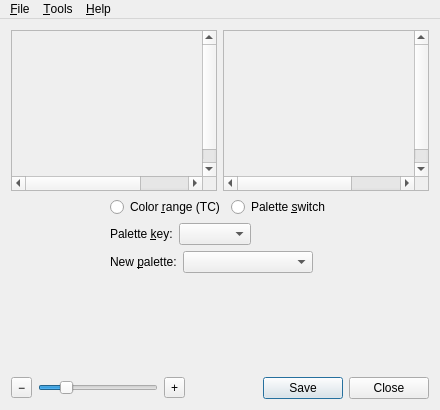
This is mainwindow.ui in irydacea/wespal as Qt 5 draws it before an edit. The edited form follows.
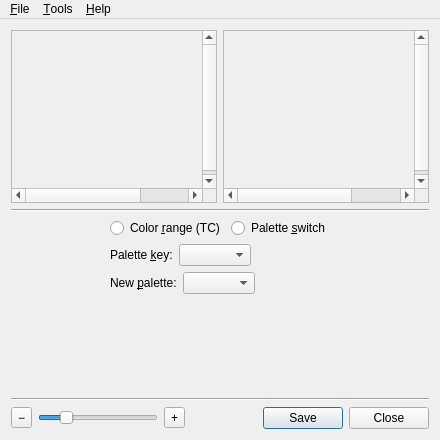
This is the edited form. The open tabs and pages were chosen to show the change. Icons and pictures are not drawn.

Commit message: mainwindow: Add horizontal bars to separate the main widget areas

What changed in the file:
```diff
--- a/mainwindow.ui
+++ b/mainwindow.ui
@@ -7,7 +7,7 @@
     <x>0</x>
     <y>0</y>
     <width>440</width>
-    <height>410</height>
+    <height>440</height>
    </rect>
   </property>
   <property name="sizePolicy">
@@ -19,7 +19,7 @@
   <property name="minimumSize">
    <size>
     <width>440</width>
-    <height>410</height>
+    <height>440</height>
    </size>
   </property>
   <property name="acceptDrops">
@@ -34,6 +34,81 @@
   </property>
   <widget class="QWidget" name="grid">
    <layout class="QGridLayout" name="gridLayout">
+    <item row="6" column="0">
+     <layout class="QHBoxLayout" name="hlCommands">
+      <item>
+       <widget class="QToolButton" name="tbZoomOut">
+        <property name="toolTip">
+         <string>Zoom Out</string>
+        </property>
+        <property name="whatsThis">
+         <string>Reduces the zoom level.</string>
+        </property>
+        <property name="text">
+         <string>−</string>
+        </property>
+        <property name="icon">
+         <iconset theme="zoom-out">
+          <normaloff/>
+         </iconset>
+        </property>
+       </widget>
+      </item>
+      <item>
+       <widget class="QSlider" name="zoomSlider">
+        <property name="maximumSize">
+         <size>
+          <width>120</width>
+          <height>16777215</height>
+         </size>
+        </property>
+        <property name="toolTip">
+         <string>Zoom</string>
+        </property>
+        <property name="whatsThis">
+         <string>Allows to choose the view's zoom level.</string>
+        </property>
+        <property name="maximum">
+         <number>5</number>
+        </property>
+        <property name="pageStep">
+         <number>4</number>
+        </property>
+        <property name="value">
+         <number>1</number>
+        </property>
+        <property name="orientation">
+         <enum>Qt::Horizontal</enum>
+        </property>
+       </widget>
+      </item>
+      <item>
+       <widget class="QToolButton" name="tbZoomIn">
+        <property name="toolTip">
+         <string>Zoom In</string>
+        </property>
+        <property name="whatsThis">
+         <string>Increases the zoom level.</string>
+        </property>
+        <property name="text">
+         <string>+</string>
+        </property>
+        <property name="icon">
+         <iconset theme="zoom-in">
+          <normaloff/>
+         </iconset>
+        </property>
+       </widget>
+      </item>
+      <item>
+       <widget class="QDialogButtonBox" name="buttonBox">
+        <property name="standardButtons">
+         <set>QDialogButtonBox::Close|QDialogButtonBox::Save</set>
+        </property>
+       </widget>
+      </item>
+     </layout>
+    </item>
     <item row="0" column="0">
      <layout class="QHBoxLayout" name="hlPreviews" stretch="1,1">
       <item>
@@ -229,7 +304,7 @@
            </size>
           </property>
           <property name="currentIndex">
-           <number>1</number>
+           <number>0</number>
           </property>
           <widget class="QWidget" name="pageRcRanges">
            <property name="sizePolicy">
@@ -264,13 +339,9 @@
             </property>
             <item row="0" column="0">
              <layout class="QFormLayout" name="flRcPal">
-              <item row="0" column="1">
-               <widget class="QComboBox" name="cbxNewPal">
-                <property name="whatsThis">
-                 <string>You an choose the replacement palette in this box.</string>
-                </property>
-               </widget>
-              </item>
+              <property name="fieldGrowthPolicy">
+               <enum>QFormLayout::ExpandingFieldsGrow</enum>
+              </property>
               <item row="0" column="0">
                <widget class="QLabel" name="lblNewPal">
                 <property name="enabled">
@@ -284,6 +355,13 @@
                 </property>
                </widget>
               </item>
+              <item row="0" column="1">
+               <widget class="QComboBox" name="cbxNewPal">
+                <property name="whatsThis">
+                 <string>You an choose the replacement palette in this box.</string>
+                </property>
+               </widget>
+              </item>
              </layout>
             </item>
            </layout>
@@ -308,75 +386,18 @@
      </layout>
     </item>
     <item row="5" column="0">
-     <layout class="QHBoxLayout" name="hlCommands">
-      <item>
-       <widget class="QToolButton" name="tbZoomOut">
-        <property name="toolTip">
-         <string>Zoom Out</string>
-        </property>
-        <property name="whatsThis">
-         <string>Reduces the zoom level.</string>
-        </property>
-        <property name="text">
-         <string>−</string>
-        </property>
-        <property name="icon">
-         <iconset theme="zoom-out"/>
-        </property>
-       </widget>
-      </item>
-      <item>
-       <widget class="QSlider" name="zoomSlider">
-        <property name="maximumSize">
-         <size>
-          <width>120</width>
-          <height>16777215</height>
-         </size>
-        </property>
-        <property name="toolTip">
-         <string>Zoom</string>
-        </property>
-        <property name="whatsThis">
-         <string>Allows to choose the view's zoom level.</string>
-        </property>
-        <property name="maximum">
-         <number>5</number>
-        </property>
-        <property name="pageStep">
-         <number>4</number>
-        </property>
-        <property name="value">
-         <number>1</number>
-        </property>
-        <property name="orientation">
-         <enum>Qt::Horizontal</enum>
-        </property>
-       </widget>
-      </item>
-      <item>
-       <widget class="QToolButton" name="tbZoomIn">
-        <property name="toolTip">
-         <string>Zoom In</string>
-        </property>
-        <property name="whatsThis">
-         <string>Increases the zoom level.</string>
-        </property>
-        <property name="text">
-         <string>+</string>
-        </property>
-        <property name="icon">
-         <iconset theme="zoom-in"/>
-        </property>
-       </widget>
-      </item>
-      <item>
-       <widget class="QDialogButtonBox" name="buttonBox">
-        <property name="standardButtons">
-         <set>QDialogButtonBox::Close|QDialogButtonBox::Save</set>
-        </property>
-       </widget>
-      </item>
-     </layout>
+     <widget class="Line" name="line">
+      <property name="orientation">
+       <enum>Qt::Horizontal</enum>
+      </property>
+     </widget>
+    </item>
+    <item row="1" column="0">
+     <widget class="Line" name="line_2">
+      <property name="orientation">
+       <enum>Qt::Horizontal</enum>
+      </property>
+     </widget>
     </item>
    </layout>
   </widget>
```
